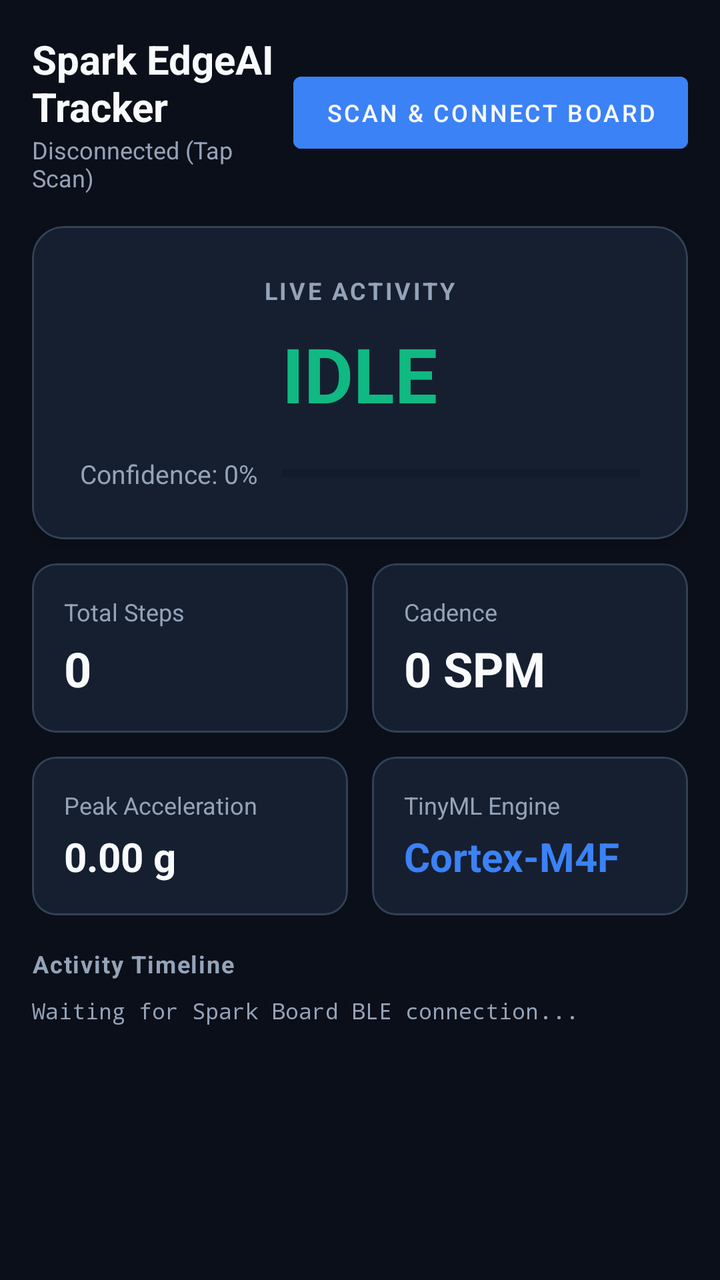
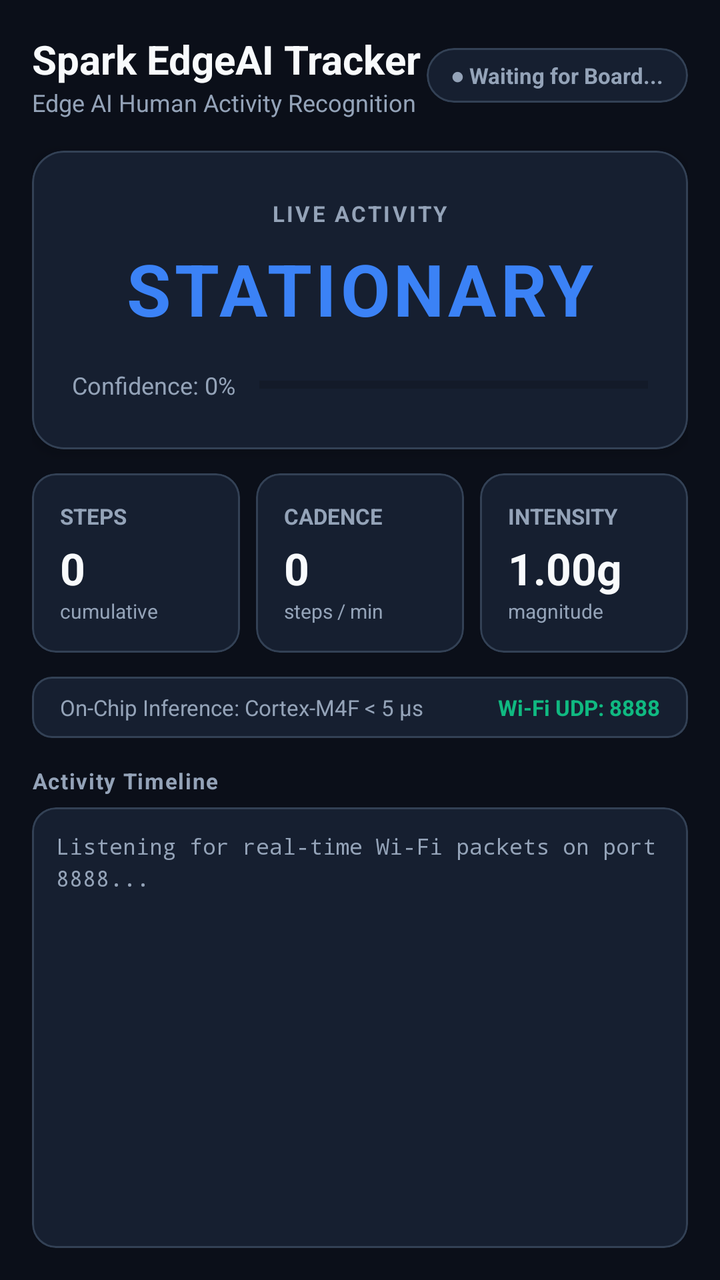

The first picture is an Android layout as it rendered before a commit; the second is the same layout after the commit. The layout source and the unified diff follow.
<!-- AndroidManifest.xml: application theme Theme.ActivityTracker -->
<!-- res/layout/activity_main.xml -->
<?xml version="1.0" encoding="utf-8"?>
<LinearLayout xmlns:android="http://schemas.android.com/apk/res/android"
    xmlns:app="http://schemas.android.com/apk/res-auto"
    android:layout_width="match_parent"
    android:layout_height="match_parent"
    android:background="@color/background_dark"
    android:orientation="vertical"
    android:padding="16dp">

    
    <LinearLayout
        android:layout_width="match_parent"
        android:layout_height="wrap_content"
        android:gravity="center_vertical"
        android:orientation="horizontal">

        <LinearLayout
            android:layout_width="0dp"
            android:layout_height="wrap_content"
            android:layout_weight="1"
            android:orientation="vertical">

            <TextView
                android:layout_width="wrap_content"
                android:layout_height="wrap_content"
                android:text="@string/app_name"
                android:textColor="@color/text_primary"
                android:textSize="20sp"
                android:textStyle="bold" />

            <TextView
                android:id="@+id/tvConnectionStatus"
                android:layout_width="wrap_content"
                android:layout_height="wrap_content"
                android:text="@string/status_disconnected"
                android:textColor="@color/text_secondary"
                android:textSize="12sp" />
        </LinearLayout>

        <Button
            android:id="@+id/btnScan"
            android:layout_width="wrap_content"
            android:layout_height="wrap_content"
            android:backgroundTint="@color/accent_blue"
            android:text="@string/btn_scan"
            android:textColor="@color/text_primary"
            android:textSize="12sp" />
    </LinearLayout>

    
    <com.google.android.material.card.MaterialCardView
        android:id="@+id/cardActivityHero"
        android:layout_width="match_parent"
        android:layout_height="wrap_content"
        android:layout_marginTop="16dp"
        app:cardBackgroundColor="@color/card_surface"
        app:cardCornerRadius="16dp"
        app:cardElevation="4dp"
        app:strokeColor="@color/border_subtle"
        app:strokeWidth="1dp">

        <LinearLayout
            android:layout_width="match_parent"
            android:layout_height="wrap_content"
            android:gravity="center"
            android:orientation="vertical"
            android:padding="24dp">

            <TextView
                android:layout_width="wrap_content"
                android:layout_height="wrap_content"
                android:letterSpacing="0.1"
                android:text="@string/label_current_activity"
                android:textColor="@color/text_secondary"
                android:textSize="12sp"
                android:textStyle="bold" />

            <TextView
                android:id="@+id/tvActivityName"
                android:layout_width="wrap_content"
                android:layout_height="wrap_content"
                android:layout_marginTop="8dp"
                android:text="@string/act_idle"
                android:textColor="@color/walking_green"
                android:textSize="38sp"
                android:textStyle="bold" />

            
            <LinearLayout
                android:layout_width="match_parent"
                android:layout_height="wrap_content"
                android:layout_marginTop="16dp"
                android:gravity="center_vertical"
                android:orientation="horizontal">

                <TextView
                    android:id="@+id/tvConfidenceLabel"
                    android:layout_width="wrap_content"
                    android:layout_height="wrap_content"
                    android:text="Confidence: 0%"
                    android:textColor="@color/text_secondary"
                    android:textSize="13sp" />

                <ProgressBar
                    android:id="@+id/pbConfidence"
                    style="?android:attr/progressBarStyleHorizontal"
                    android:layout_width="0dp"
                    android:layout_height="8dp"
                    android:layout_marginStart="12dp"
                    android:layout_weight="1"
                    android:max="100"
                    android:progress="0"
                    android:progressTint="@color/walking_green" />
            </LinearLayout>
        </LinearLayout>
    </com.google.android.material.card.MaterialCardView>

    
    <LinearLayout
        android:layout_width="match_parent"
        android:layout_height="wrap_content"
        android:layout_marginTop="12dp"
        android:orientation="horizontal">

        
        <com.google.android.material.card.MaterialCardView
            android:layout_width="0dp"
            android:layout_height="wrap_content"
            android:layout_marginEnd="6dp"
            android:layout_weight="1"
            app:cardBackgroundColor="@color/card_surface"
            app:cardCornerRadius="12dp"
            app:strokeColor="@color/border_subtle"
            app:strokeWidth="1dp">

            <LinearLayout
                android:layout_width="match_parent"
                android:layout_height="wrap_content"
                android:orientation="vertical"
                android:padding="16dp">

                <TextView
                    android:layout_width="wrap_content"
                    android:layout_height="wrap_content"
                    android:text="@string/label_steps"
                    android:textColor="@color/text_secondary"
                    android:textSize="12sp" />

                <TextView
                    android:id="@+id/tvStepCount"
                    android:layout_width="wrap_content"
                    android:layout_height="wrap_content"
                    android:layout_marginTop="4dp"
                    android:text="0"
                    android:textColor="@color/text_primary"
                    android:textSize="24sp"
                    android:textStyle="bold" />
            </LinearLayout>
        </com.google.android.material.card.MaterialCardView>

        
        <com.google.android.material.card.MaterialCardView
            android:layout_width="0dp"
            android:layout_height="wrap_content"
            android:layout_marginStart="6dp"
            android:layout_weight="1"
            app:cardBackgroundColor="@color/card_surface"
            app:cardCornerRadius="12dp"
            app:strokeColor="@color/border_subtle"
            app:strokeWidth="1dp">

            <LinearLayout
                android:layout_width="match_parent"
                android:layout_height="wrap_content"
                android:orientation="vertical"
                android:padding="16dp">

                <TextView
                    android:layout_width="wrap_content"
                    android:layout_height="wrap_content"
                    android:text="@string/label_cadence"
                    android:textColor="@color/text_secondary"
                    android:textSize="12sp" />

                <TextView
                    android:id="@+id/tvCadence"
                    android:layout_width="wrap_content"
                    android:layout_height="wrap_content"
                    android:layout_marginTop="4dp"
                    android:text="0 SPM"
                    android:textColor="@color/text_primary"
                    android:textSize="24sp"
                    android:textStyle="bold" />
            </LinearLayout>
        </com.google.android.material.card.MaterialCardView>
    </LinearLayout>

    
    <LinearLayout
        android:layout_width="match_parent"
        android:layout_height="wrap_content"
        android:layout_marginTop="12dp"
        android:orientation="horizontal">

        <com.google.android.material.card.MaterialCardView
            android:layout_width="0dp"
            android:layout_height="wrap_content"
            android:layout_marginEnd="6dp"
            android:layout_weight="1"
            app:cardBackgroundColor="@color/card_surface"
            app:cardCornerRadius="12dp"
            app:strokeColor="@color/border_subtle"
            app:strokeWidth="1dp">

            <LinearLayout
                android:layout_width="match_parent"
                android:layout_height="wrap_content"
                android:orientation="vertical"
                android:padding="16dp">

                <TextView
                    android:layout_width="wrap_content"
                    android:layout_height="wrap_content"
                    android:text="@string/label_accel_mag"
                    android:textColor="@color/text_secondary"
                    android:textSize="12sp" />

                <TextView
                    android:id="@+id/tvAccelMag"
                    android:layout_width="wrap_content"
                    android:layout_height="wrap_content"
                    android:layout_marginTop="4dp"
                    android:text="0.00 g"
                    android:textColor="@color/text_primary"
                    android:textSize="20sp"
                    android:textStyle="bold" />
            </LinearLayout>
        </com.google.android.material.card.MaterialCardView>

        <com.google.android.material.card.MaterialCardView
            android:layout_width="0dp"
            android:layout_height="wrap_content"
            android:layout_marginStart="6dp"
            android:layout_weight="1"
            app:cardBackgroundColor="@color/card_surface"
            app:cardCornerRadius="12dp"
            app:strokeColor="@color/border_subtle"
            app:strokeWidth="1dp">

            <LinearLayout
                android:layout_width="match_parent"
                android:layout_height="wrap_content"
                android:orientation="vertical"
                android:padding="16dp">

                <TextView
                    android:layout_width="wrap_content"
                    android:layout_height="wrap_content"
                    android:text="TinyML Engine"
                    android:textColor="@color/text_secondary"
                    android:textSize="12sp" />

                <TextView
                    android:layout_width="wrap_content"
                    android:layout_height="wrap_content"
                    android:layout_marginTop="4dp"
                    android:text="Cortex-M4F"
                    android:textColor="@color/accent_blue"
                    android:textSize="20sp"
                    android:textStyle="bold" />
            </LinearLayout>
        </com.google.android.material.card.MaterialCardView>
    </LinearLayout>

    
    <TextView
        android:layout_width="wrap_content"
        android:layout_height="wrap_content"
        android:layout_marginTop="16dp"
        android:letterSpacing="0.05"
        android:text="@string/label_history"
        android:textColor="@color/text_secondary"
        android:textSize="12sp"
        android:textStyle="bold" />

    
    <ScrollView
        android:layout_width="match_parent"
        android:layout_height="0dp"
        android:layout_marginTop="8dp"
        android:layout_weight="1">

        <TextView
            android:id="@+id/tvActivityLog"
            android:layout_width="match_parent"
            android:layout_height="wrap_content"
            android:fontFamily="monospace"
            android:lineSpacingExtra="4dp"
            android:text="Waiting for Spark Board BLE connection...\n"
            android:textColor="@color/text_secondary"
            android:textSize="11sp" />
    </ScrollView>

</LinearLayout>
<!-- resources referenced by this layout -->
<resources>
  <color name="accent_blue">#3B82F6</color>
  <color name="background_dark">#0B0F19</color>
  <color name="border_subtle">#334155</color>
  <color name="card_surface">#161F30</color>
  <color name="text_primary">#F8FAFC</color>
  <color name="text_secondary">#94A3B8</color>
  <color name="walking_green">#10B981</color>
  <string name="act_idle">IDLE</string>
  <string name="app_name">Spark EdgeAI Tracker</string>
  <string name="btn_scan">Scan &amp; Connect Board</string>
  <string name="label_accel_mag">Peak Acceleration</string>
  <string name="label_cadence">Cadence</string>
  <string name="label_current_activity">LIVE ACTIVITY</string>
  <string name="label_history">Activity Timeline</string>
  <string name="label_steps">Total Steps</string>
  <string name="status_disconnected">Disconnected (Tap Scan)</string>
  <style name="Theme.ActivityTracker" parent="Theme.MaterialComponents.DayNight.NoActionBar">
          <item name="colorPrimary">@color/accent_blue</item>
          <item name="colorPrimaryVariant">@color/primary_variant</item>
          <item name="colorOnPrimary">@color/text_primary</item>
          <item name="android:windowBackground">@color/background_dark</item>
          <item name="android:statusBarColor">@color/background_dark</item>
          <item name="android:windowLightStatusBar" tools:targetApi="m">false</item>
      </style>
  <color name="primary_variant">#1E293B</color>
</resources>

<!-- the commit's change to res/layout/activity_main.xml (unified diff, before → after) -->
@@ -29,22 +29,35 @@
                 android:textStyle="bold" />
 
             <TextView
-                android:id="@+id/tvConnectionStatus"
-                android:layout_width="wrap_content"
-                android:layout_height="wrap_content"
-                android:text="@string/status_disconnected"
+                android:layout_width="wrap_content"
+                android:layout_height="wrap_content"
+                android:text="Edge AI Human Activity Recognition"
                 android:textColor="@color/text_secondary"
                 android:textSize="12sp" />
         </LinearLayout>
 
-        <Button
-            android:id="@+id/btnScan"
+        
+        <com.google.android.material.card.MaterialCardView
+            android:id="@+id/cardConnectionStatus"
             android:layout_width="wrap_content"
             android:layout_height="wrap_content"
-            android:backgroundTint="@color/accent_blue"
-            android:text="@string/btn_scan"
-            android:textColor="@color/text_primary"
-            android:textSize="12sp" />
+            app:cardBackgroundColor="@color/card_surface"
+            app:cardCornerRadius="14dp"
+            app:cardElevation="0dp"
+            app:strokeColor="@color/border_subtle"
+            app:strokeWidth="1dp">
+
+            <TextView
+                android:id="@+id/tvConnectionStatus"
+                android:layout_width="wrap_content"
+                android:layout_height="wrap_content"
+                android:paddingHorizontal="12dp"
+                android:paddingVertical="6dp"
+                android:text="● Waiting for Board..."
+                android:textColor="@color/text_secondary"
+                android:textSize="11sp"
+                android:textStyle="bold" />
+        </com.google.android.material.card.MaterialCardView>
     </LinearLayout>
 
     
@@ -64,7 +77,8 @@
             android:layout_height="wrap_content"
             android:gravity="center"
             android:orientation="vertical"
-            android:padding="24dp">
+            android:paddingHorizontal="20dp"
+            android:paddingVertical="24dp">
 
             <TextView
                 android:layout_width="wrap_content"
@@ -72,17 +86,18 @@
                 android:letterSpacing="0.1"
                 android:text="@string/label_current_activity"
                 android:textColor="@color/text_secondary"
-                android:textSize="12sp"
+                android:textSize="11sp"
                 android:textStyle="bold" />
 
             <TextView
                 android:id="@+id/tvActivityName"
                 android:layout_width="wrap_content"
                 android:layout_height="wrap_content"
-                android:layout_marginTop="8dp"
-                android:text="@string/act_idle"
-                android:textColor="@color/walking_green"
-                android:textSize="38sp"
+                android:layout_marginTop="6dp"
+                android:letterSpacing="0.05"
+                android:text="@string/act_stationary"
+                android:textColor="@color/accent_blue"
+                android:textSize="36sp"
                 android:textStyle="bold" />
 
             
@@ -99,7 +114,7 @@
                     android:layout_height="wrap_content"
                     android:text="Confidence: 0%"
                     android:textColor="@color/text_secondary"
-                    android:textSize="13sp" />
+                    android:textSize="12sp" />
 
                 <ProgressBar
                     android:id="@+id/pbConfidence"
@@ -110,7 +125,7 @@
                     android:layout_weight="1"
                     android:max="100"
                     android:progress="0"
-                    android:progressTint="@color/walking_green" />
+                    android:progressTint="@color/accent_blue" />
             </LinearLayout>
         </LinearLayout>
     </com.google.android.material.card.MaterialCardView>
@@ -126,7 +141,7 @@
         <com.google.android.material.card.MaterialCardView
             android:layout_width="0dp"
             android:layout_height="wrap_content"
-            android:layout_marginEnd="6dp"
+            android:layout_marginEnd="4dp"
             android:layout_weight="1"
             app:cardBackgroundColor="@color/card_surface"
             app:cardCornerRadius="12dp"
@@ -137,14 +152,15 @@
                 android:layout_width="match_parent"
                 android:layout_height="wrap_content"
                 android:orientation="vertical"
-                android:padding="16dp">
-
-                <TextView
-                    android:layout_width="wrap_content"
-                    android:layout_height="wrap_content"
-                    android:text="@string/label_steps"
-                    android:textColor="@color/text_secondary"
-                    android:textSize="12sp" />
+                android:padding="14dp">
+
+                <TextView
+                    android:layout_width="wrap_content"
+                    android:layout_height="wrap_content"
+                    android:text="STEPS"
+                    android:textColor="@color/text_secondary"
+                    android:textSize="11sp"
+                    android:textStyle="bold" />
 
                 <TextView
                     android:id="@+id/tvStepCount"
@@ -153,8 +169,15 @@
                     android:layout_marginTop="4dp"
                     android:text="0"
                     android:textColor="@color/text_primary"
-                    android:textSize="24sp"
-                    android:textStyle="bold" />
+                    android:textSize="22sp"
+                    android:textStyle="bold" />
+
+                <TextView
+                    android:layout_width="wrap_content"
+                    android:layout_height="wrap_content"
+                    android:text="cumulative"
+                    android:textColor="@color/text_secondary"
+                    android:textSize="10sp" />
             </LinearLayout>
         </com.google.android.material.card.MaterialCardView>
 
@@ -162,7 +185,7 @@
         <com.google.android.material.card.MaterialCardView
             android:layout_width="0dp"
             android:layout_height="wrap_content"
-            android:layout_marginStart="6dp"
+            android:layout_marginHorizontal="4dp"
             android:layout_weight="1"
             app:cardBackgroundColor="@color/card_surface"
             app:cardCornerRadius="12dp"
@@ -173,39 +196,40 @@
                 android:layout_width="match_parent"
                 android:layout_height="wrap_content"
                 android:orientation="vertical"
-                android:padding="16dp">
-
-                <TextView
-                    android:layout_width="wrap_content"
-                    android:layout_height="wrap_content"
-                    android:text="@string/label_cadence"
-                    android:textColor="@color/text_secondary"
-                    android:textSize="12sp" />
+                android:padding="14dp">
+
+                <TextView
+                    android:layout_width="wrap_content"
+                    android:layout_height="wrap_content"
+                    android:text="CADENCE"
+                    android:textColor="@color/text_secondary"
+                    android:textSize="11sp"
+                    android:textStyle="bold" />
 
                 <TextView
                     android:id="@+id/tvCadence"
                     android:layout_width="wrap_content"
                     android:layout_height="wrap_content"
                     android:layout_marginTop="4dp"
-                    android:text="0 SPM"
+                    android:text="0"
                     android:textColor="@color/text_primary"
-                    android:textSize="24sp"
-                    android:textStyle="bold" />
+                    android:textSize="22sp"
+                    android:textStyle="bold" />
+
+                <TextView
+                    android:layout_width="wrap_content"
+                    android:layout_height="wrap_content"
+                    android:text="steps / min"
+                    android:textColor="@color/text_secondary"
+                    android:textSize="10sp" />
             </LinearLayout>
         </com.google.android.material.card.MaterialCardView>
-    </LinearLayout>
-
-    
-    <LinearLayout
-        android:layout_width="match_parent"
-        android:layout_height="wrap_content"
-        android:layout_marginTop="12dp"
-        android:orientation="horizontal">
-
+
+        
         <com.google.android.material.card.MaterialCardView
             android:layout_width="0dp"
             android:layout_height="wrap_content"
-            android:layout_marginEnd="6dp"
+            android:layout_marginStart="4dp"
             android:layout_weight="1"
             app:cardBackgroundColor="@color/card_surface"
             app:cardCornerRadius="12dp"
@@ -216,89 +240,109 @@
                 android:layout_width="match_parent"
                 android:layout_height="wrap_content"
                 android:orientation="vertical"
-                android:padding="16dp">
-
-                <TextView
-                    android:layout_width="wrap_content"
-                    android:layout_height="wrap_content"
-                    android:text="@string/label_accel_mag"
-                    android:textColor="@color/text_secondary"
-                    android:textSize="12sp" />
+                android:padding="14dp">
+
+                <TextView
+                    android:layout_width="wrap_content"
+                    android:layout_height="wrap_content"
+                    android:text="INTENSITY"
+                    android:textColor="@color/text_secondary"
+                    android:textSize="11sp"
+                    android:textStyle="bold" />
 
                 <TextView
                     android:id="@+id/tvAccelMag"
                     android:layout_width="wrap_content"
                     android:layout_height="wrap_content"
                     android:layout_marginTop="4dp"
-                    android:text="0.00 g"
+                    android:text="1.00g"
                     android:textColor="@color/text_primary"
-                    android:textSize="20sp"
-                    android:textStyle="bold" />
-            </LinearLayout>
-        </com.google.android.material.card.MaterialCardView>
-
-        <com.google.android.material.card.MaterialCardView
-            android:layout_width="0dp"
-            android:layout_height="wrap_content"
-            android:layout_marginStart="6dp"
-            android:layout_weight="1"
-            app:cardBackgroundColor="@color/card_surface"
-            app:cardCornerRadius="12dp"
-            app:strokeColor="@color/border_subtle"
-            app:strokeWidth="1dp">
-
-            <LinearLayout
-                android:layout_width="match_parent"
-                android:layout_height="wrap_content"
-                android:orientation="vertical"
-                android:padding="16dp">
-
-                <TextView
-                    android:layout_width="wrap_content"
-                    android:layout_height="wrap_content"
-                    android:text="TinyML Engine"
-                    android:textColor="@color/text_secondary"
-                    android:textSize="12sp" />
-
-                <TextView
-                    android:layout_width="wrap_content"
-                    android:layout_height="wrap_content"
-                    android:layout_marginTop="4dp"
-                    android:text="Cortex-M4F"
-                    android:textColor="@color/accent_blue"
-                    android:textSize="20sp"
-                    android:textStyle="bold" />
+                    android:textSize="22sp"
+                    android:textStyle="bold" />
+
+                <TextView
+                    android:layout_width="wrap_content"
+                    android:layout_height="wrap_content"
+                    android:text="magnitude"
+                    android:textColor="@color/text_secondary"
+                    android:textSize="10sp" />
             </LinearLayout>
         </com.google.android.material.card.MaterialCardView>
     </LinearLayout>
 
     
+    <com.google.android.material.card.MaterialCardView
+        android:layout_width="match_parent"
+        android:layout_height="wrap_content"
+        android:layout_marginTop="12dp"
+        app:cardBackgroundColor="@color/card_surface"
+        app:cardCornerRadius="10dp"
+        app:cardElevation="0dp"
+        app:strokeColor="@color/border_subtle"
+        app:strokeWidth="1dp">
+
+        <LinearLayout
+            android:layout_width="match_parent"
+            android:layout_height="wrap_content"
+            android:orientation="horizontal"
+            android:paddingHorizontal="14dp"
+            android:paddingVertical="8dp">
+
+            <TextView
+                android:layout_width="0dp"
+                android:layout_height="wrap_content"
+                android:layout_weight="1"
+                android:text="On-Chip Inference: Cortex-M4F &lt; 5 µs"
+                android:textColor="@color/text_secondary"
+                android:textSize="11sp" />
+
+            <TextView
+                android:layout_width="wrap_content"
+                android:layout_height="wrap_content"
+                android:text="Wi-Fi UDP: 8888"
+                android:textColor="@color/walking_green"
+                android:textSize="11sp"
+                android:textStyle="bold" />
+        </LinearLayout>
+    </com.google.android.material.card.MaterialCardView>
+
+    
     <TextView
         android:layout_width="wrap_content"
         android:layout_height="wrap_content"
-        android:layout_marginTop="16dp"
+        android:layout_marginTop="14dp"
         android:letterSpacing="0.05"
         android:text="@string/label_history"
         android:textColor="@color/text_secondary"
-        android:textSize="12sp"
+        android:textSize="11sp"
         android:textStyle="bold" />
 
     
-    <ScrollView
+    <com.google.android.material.card.MaterialCardView
         android:layout_width="match_parent"
         android:layout_height="0dp"
-        android:layout_marginTop="8dp"
-        android:layout_weight="1">
-
-        <TextView
-            android:id="@+id/tvActivityLog"
+        android:layout_marginTop="6dp"
+        android:layout_weight="1"
+        app:cardBackgroundColor="@color/card_surface"
+        app:cardCornerRadius="12dp"
+        app:strokeColor="@color/border_subtle"
+        app:strokeWidth="1dp">
+
+        <ScrollView
             android:layout_width="match_parent"
-            android:layout_height="wrap_content"
-            android:fontFamily="monospace"
-            android:lineSpacingExtra="4dp"
-            android:text="Waiting for Spark Board BLE connection...\n"
-            android:textColor="@color/text_secondary"
-            android:textSize="11sp" />
-    </ScrollView>
+            android:layout_height="match_parent"
+            android:padding="12dp">
+
+            <TextView
+                android:id="@+id/tvActivityLog"
+                android:layout_width="match_parent"
+                android:layout_height="wrap_content"
+                android:fontFamily="monospace"
+                android:lineSpacingExtra="3dp"
+                android:text="Listening for real-time Wi-Fi packets on port 8888...\n"
+                android:textColor="@color/text_secondary"
+                android:textSize="11sp" />
+        </ScrollView>
+    </com.google.android.material.card.MaterialCardView>
 
 </LinearLayout>
<!-- resource entries referenced after the edit -->
@@ -7,15 +7,10 @@
   <color name="text_primary">#F8FAFC</color>
   <color name="text_secondary">#94A3B8</color>
   <color name="walking_green">#10B981</color>
-  <string name="act_idle">IDLE</string>
+  <string name="act_stationary">STATIONARY</string>
   <string name="app_name">Spark EdgeAI Tracker</string>
-  <string name="btn_scan">Scan &amp; Connect Board</string>
-  <string name="label_accel_mag">Peak Acceleration</string>
-  <string name="label_cadence">Cadence</string>
   <string name="label_current_activity">LIVE ACTIVITY</string>
   <string name="label_history">Activity Timeline</string>
-  <string name="label_steps">Total Steps</string>
-  <string name="status_disconnected">Disconnected (Tap Scan)</string>
   <style name="Theme.ActivityTracker" parent="Theme.MaterialComponents.DayNight.NoActionBar">
           <item name="colorPrimary">@color/accent_blue</item>
           <item name="colorPrimaryVariant">@color/primary_variant</item>
